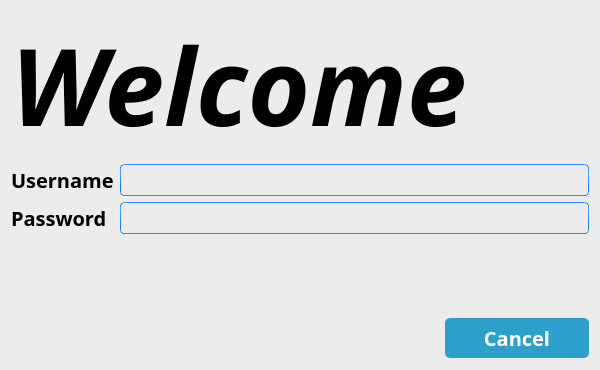
Old version of the form Lab2.ui in the repository MIJO7317/Lab2.
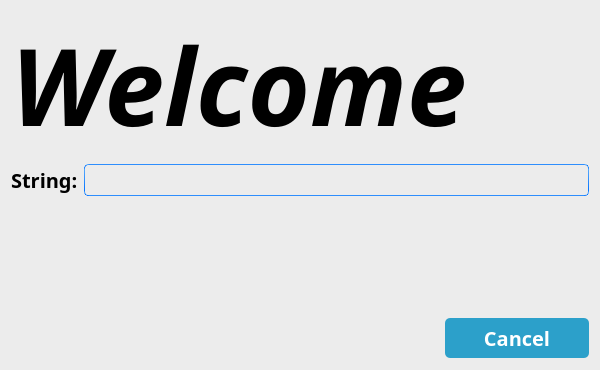
New version of the form. Icons and pictures are not drawn.

What changed in the file:
```diff
--- a/Lab2.ui
+++ b/Lab2.ui
@@ -1010,7 +1010,7 @@
 }
 </string>
   </property>
-  <layout class="QGridLayout" name="gridLayout" rowstretch="30,20,40,10">
+  <layout class="QGridLayout" name="gridLayout" rowstretch="30,10,50,10">
    <item row="3" column="0">
     <layout class="QHBoxLayout" name="horizontalLayout" stretch="60,20">
      <property name="spacing">
@@ -1089,7 +1089,7 @@
         </sizepolicy>
        </property>
        <property name="text">
-        <string>Username</string>
+        <string>String:</string>
        </property>
       </widget>
      </item>
@@ -1103,29 +1103,6 @@
        </property>
       </widget>
      </item>
-     <item row="1" column="0">
-      <widget class="QLabel" name="label_3">
-       <property name="sizePolicy">
-        <sizepolicy hsizetype="Preferred" vsizetype="Expanding">
-         <horstretch>0</horstretch>
-         <verstretch>0</verstretch>
-        </sizepolicy>
-       </property>
-       <property name="text">
-        <string>Password</string>
-       </property>
-      </widget>
-     </item>
-     <item row="1" column="1">
-      <widget class="QLineEdit" name="lineEdit_2">
-       <property name="sizePolicy">
-        <sizepolicy hsizetype="Expanding" vsizetype="Expanding">
-         <horstretch>0</horstretch>
-         <verstretch>0</verstretch>
-        </sizepolicy>
-       </property>
-      </widget>
-     </item>
     </layout>
    </item>
    <item row="2" column="0">
```
